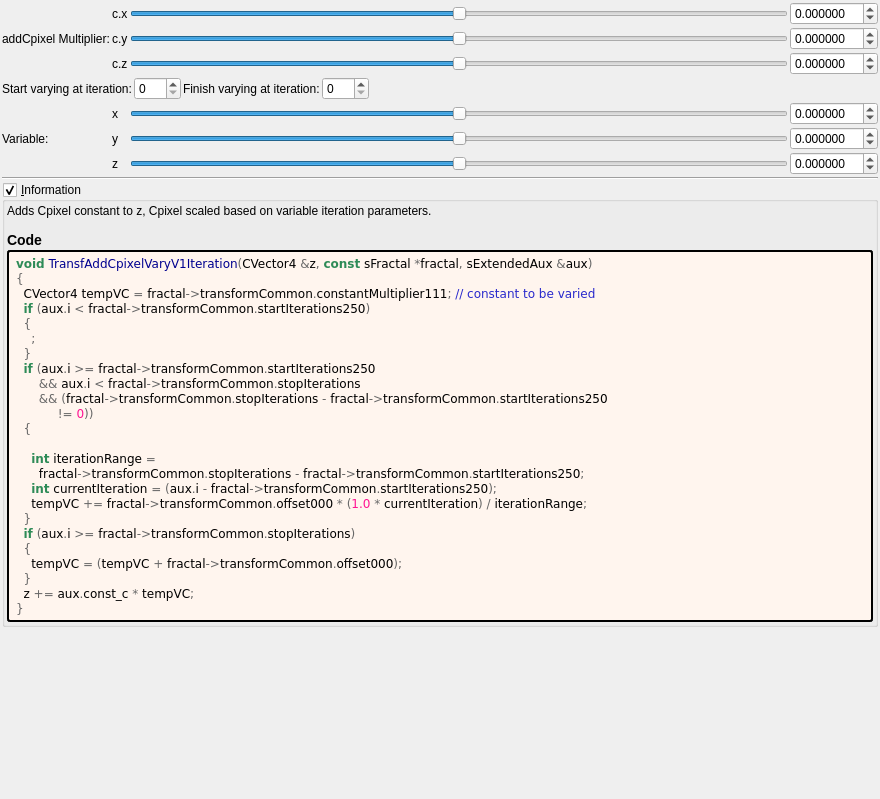
This is mandelbulber2/formula/ui/fractal_transf_add_cpixel_vary_v1.ui in buddhi1980/mandelbulber2 as Qt 5 draws it before an edit. The edited form follows.
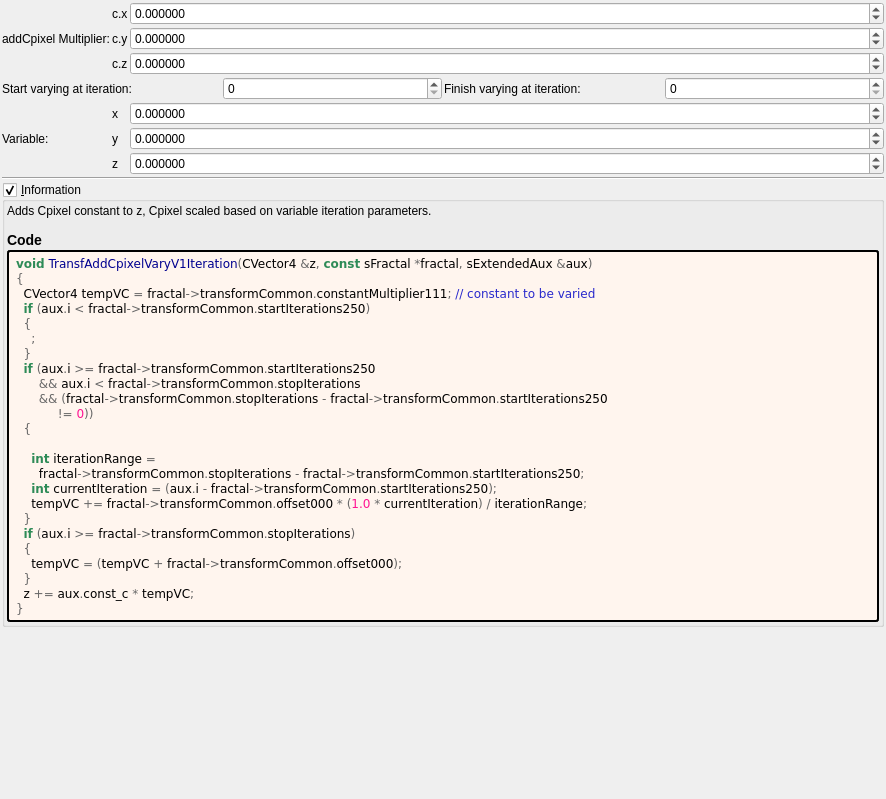
This is the edited form. Custom widgets are drawn as their Qt base class.

Commit message: Cleaned up 18 UIs for fractal transforms

Patch:
```diff
--- a/mandelbulber2/formula/ui/fractal_transf_add_cpixel_vary_v1.ui
+++ b/mandelbulber2/formula/ui/fractal_transf_add_cpixel_vary_v1.ui
@@ -6,7 +6,7 @@
    <rect>
     <x>0</x>
     <y>0</y>
-    <width>880</width>
+    <width>886</width>
     <height>799</height>
    </rect>
   </property>
@@ -30,39 +30,10 @@
     <number>2</number>
    </property>
    <item>
-    <layout class="QGridLayout" name="gridLayout_44">
+    <layout class="QGridLayout" name="gridLayout_44" columnstretch="0,0,1">
      <property name="spacing">
       <number>2</number>
      </property>
-     <item row="4" column="1">
-      <widget class="QLabel" name="label_167">
-       <property name="text">
-        <string notr="true">x</string>
-       </property>
-      </widget>
-     </item>
-     <item row="4" column="2">
-      <widget class="QSlider" name="slider3_transf_offset_000_x">
-       <property name="sizePolicy">
-        <sizepolicy hsizetype="Expanding" vsizetype="Maximum">
-         <horstretch>0</horstretch>
-         <verstretch>0</verstretch>
-        </sizepolicy>
-       </property>
-       <property name="minimum">
-        <number>-5000000</number>
-       </property>
-       <property name="maximum">
-        <number>5000000</number>
-       </property>
-       <property name="singleStep">
-        <number>1</number>
-       </property>
-       <property name="orientation">
-        <enum>Qt::Horizontal</enum>
-       </property>
-      </widget>
-     </item>
      <item row="6" column="1">
       <widget class="QLabel" name="label_161">
        <property name="text">
@@ -70,58 +41,15 @@
        </property>
       </widget>
      </item>
-     <item row="5" column="2">
-      <widget class="QSlider" name="slider3_transf_offset_000_y">
-       <property name="sizePolicy">
-        <sizepolicy hsizetype="Expanding" vsizetype="Maximum">
-         <horstretch>0</horstretch>
-         <verstretch>0</verstretch>
-        </sizepolicy>
+     <item row="2" column="1">
+      <widget class="QLabel" name="label_163">
+       <property name="text">
+        <string notr="true">c.z</string>
        </property>
-       <property name="minimum">
-        <number>-5000000</number>
-       </property>
-       <property name="maximum">
-        <number>5000000</number>
-       </property>
-       <property name="singleStep">
-        <number>1</number>
-       </property>
-       <property name="orientation">
-        <enum>Qt::Horizontal</enum>
-       </property>
       </widget>
      </item>
-     <item row="2" column="3">
-      <widget class="MyDoubleSpinBox" name="spinbox3_transf_constant_multiplier_111_z">
-       <property name="sizePolicy">
-        <sizepolicy hsizetype="Minimum" vsizetype="Maximum">
-         <horstretch>0</horstretch>
-         <verstretch>0</verstretch>
-        </sizepolicy>
-       </property>
-       <property name="prefix">
-        <string/>
-       </property>
-       <property name="suffix">
-        <string/>
-       </property>
-       <property name="decimals">
-        <number>6</number>
-       </property>
-       <property name="minimum">
-        <double>-99.989999999999995</double>
-       </property>
-       <property name="maximum">
-        <double>99.989999999999995</double>
-       </property>
-       <property name="singleStep">
-        <double>0.100000000000000</double>
-       </property>
-      </widget>
-     </item>
-     <item row="5" column="3">
-      <widget class="MyDoubleSpinBox" name="spinbox3_transf_offset_000_y">
+     <item row="1" column="2">
+      <widget class="MyDoubleSpinBox" name="spinbox3_transf_constant_multiplier_111_y">
        <property name="sizePolicy">
         <sizepolicy hsizetype="Minimum" vsizetype="Maximum">
          <horstretch>0</horstretch>
@@ -155,25 +83,108 @@
        </property>
       </widget>
      </item>
-     <item row="6" column="2">
-      <widget class="QSlider" name="slider3_transf_offset_000_z">
+     <item row="5" column="2">
+      <widget class="MyDoubleSpinBox" name="spinbox3_transf_offset_000_y">
        <property name="sizePolicy">
-        <sizepolicy hsizetype="Expanding" vsizetype="Maximum">
+        <sizepolicy hsizetype="Minimum" vsizetype="Maximum">
          <horstretch>0</horstretch>
          <verstretch>0</verstretch>
         </sizepolicy>
        </property>
+       <property name="prefix">
+        <string/>
+       </property>
+       <property name="suffix">
+        <string/>
+       </property>
+       <property name="decimals">
+        <number>6</number>
+       </property>
        <property name="minimum">
-        <number>-5000000</number>
+        <double>-99.989999999999995</double>
        </property>
        <property name="maximum">
-        <number>5000000</number>
+        <double>99.989999999999995</double>
        </property>
        <property name="singleStep">
         <number>1</number>
        </property>
-       <property name="orientation">
-        <enum>Qt::Horizontal</enum>
+      </widget>
+     </item>
+     <item row="5" column="1">
+      <widget class="QLabel" name="label_165">
+       <property name="text">
+        <string notr="true">y</string>
+       </property>
+      </widget>
+     </item>
+     <item row="4" column="2">
+      <widget class="MyDoubleSpinBox" name="spinbox3_transf_offset_000_x">
+       <property name="sizePolicy">
+        <sizepolicy hsizetype="Minimum" vsizetype="Maximum">
+         <horstretch>0</horstretch>
+         <verstretch>0</verstretch>
+        </sizepolicy>
+       </property>
+       <property name="prefix">
+        <string/>
+       </property>
+       <property name="suffix">
+        <string/>
+       </property>
+       <property name="decimals">
+        <number>6</number>
+       </property>
+       <property name="minimum">
+        <double>-99.989999999999995</double>
+       </property>
+       <property name="maximum">
+        <double>99.989999999999995</double>
+       </property>
+       <property name="singleStep">
+        <double>0.100000000000000</double>
+       </property>
+      </widget>
+     </item>
+     <item row="5" column="0">
+      <widget class="QLabel" name="label_166">
+       <property name="text">
+        <string>Variable:</string>
+       </property>
+      </widget>
+     </item>
+     <item row="4" column="1">
+      <widget class="QLabel" name="label_167">
+       <property name="text">
+        <string notr="true">x</string>
+       </property>
+      </widget>
+     </item>
+     <item row="0" column="2">
+      <widget class="MyDoubleSpinBox" name="spinbox3_transf_constant_multiplier_111_x">
+       <property name="sizePolicy">
+        <sizepolicy hsizetype="Minimum" vsizetype="Maximum">
+         <horstretch>0</horstretch>
+         <verstretch>0</verstretch>
+        </sizepolicy>
+       </property>
+       <property name="prefix">
+        <string/>
+       </property>
+       <property name="suffix">
+        <string/>
+       </property>
+       <property name="decimals">
+        <number>6</number>
+       </property>
+       <property name="minimum">
+        <double>-99.989999999999995</double>
+       </property>
+       <property name="maximum">
+        <double>99.989999999999995</double>
+       </property>
+       <property name="singleStep">
+        <double>0.100000000000000</double>
        </property>
       </widget>
      </item>
@@ -184,108 +195,35 @@
        </property>
       </widget>
      </item>
-     <item row="1" column="2">
-      <widget class="QSlider" name="slider3_transf_constant_multiplier_111_y">
-       <property name="sizePolicy">
-        <sizepolicy hsizetype="Expanding" vsizetype="Maximum">
-         <horstretch>0</horstretch>
-         <verstretch>0</verstretch>
-        </sizepolicy>
-       </property>
-       <property name="minimum">
-        <number>-5000000</number>
-       </property>
-       <property name="maximum">
-        <number>5000000</number>
-       </property>
-       <property name="singleStep">
-        <number>1</number>
-       </property>
-       <property name="orientation">
-        <enum>Qt::Horizontal</enum>
-       </property>
-      </widget>
-     </item>
-     <item row="0" column="3">
-      <widget class="MyDoubleSpinBox" name="spinbox3_transf_constant_multiplier_111_x">
-       <property name="sizePolicy">
-        <sizepolicy hsizetype="Minimum" vsizetype="Maximum">
-         <horstretch>0</horstretch>
-         <verstretch>0</verstretch>
-        </sizepolicy>
-       </property>
-       <property name="prefix">
-        <string/>
-       </property>
-       <property name="suffix">
-        <string/>
-       </property>
-       <property name="decimals">
-        <number>6</number>
-       </property>
-       <property name="minimum">
-        <double>-99.989999999999995</double>
-       </property>
-       <property name="maximum">
-        <double>99.989999999999995</double>
-       </property>
-       <property name="singleStep">
-        <double>0.100000000000000</double>
-       </property>
-      </widget>
-     </item>
      <item row="2" column="2">
-      <widget class="QSlider" name="slider3_transf_constant_multiplier_111_z">
+      <widget class="MyDoubleSpinBox" name="spinbox3_transf_constant_multiplier_111_z">
        <property name="sizePolicy">
-        <sizepolicy hsizetype="Expanding" vsizetype="Maximum">
+        <sizepolicy hsizetype="Minimum" vsizetype="Maximum">
          <horstretch>0</horstretch>
          <verstretch>0</verstretch>
         </sizepolicy>
        </property>
-       <property name="minimum">
-        <number>-5000000</number>
+       <property name="prefix">
+        <string/>
        </property>
-       <property name="maximum">
-        <number>5000000</number>
+       <property name="suffix">
+        <string/>
        </property>
-       <property name="singleStep">
-        <number>1</number>
+       <property name="decimals">
+        <number>6</number>
        </property>
-       <property name="orientation">
-        <enum>Qt::Horizontal</enum>
-       </property>
-      </widget>
-     </item>
-     <item row="2" column="1">
-      <widget class="QLabel" name="label_163">
-       <property name="text">
-        <string notr="true">c.z</string>
-       </property>
-      </widget>
-     </item>
-     <item row="0" column="2">
-      <widget class="QSlider" name="slider3_transf_constant_multiplier_111_x">
-       <property name="sizePolicy">
-        <sizepolicy hsizetype="Preferred" vsizetype="Preferred">
-         <horstretch>0</horstretch>
-         <verstretch>0</verstretch>
-        </sizepolicy>
-       </property>
        <property name="minimum">
-        <number>-5000000</number>
+        <double>-99.989999999999995</double>
        </property>
        <property name="maximum">
-        <number>5000000</number>
+        <double>99.989999999999995</double>
        </property>
        <property name="singleStep">
         <number>1</number>
        </property>
-       <property name="orientation">
-        <enum>Qt::Horizontal</enum>
-       </property>
       </widget>
      </item>
-     <item row="6" column="3">
+     <item row="6" column="2">
       <widget class="MyDoubleSpinBox" name="spinbox3_transf_offset_000_z">
        <property name="sizePolicy">
         <sizepolicy hsizetype="Minimum" vsizetype="Maximum">
@@ -313,122 +251,29 @@
        </property>
       </widget>
      </item>
-     <item row="1" column="3">
-      <widget class="MyDoubleSpinBox" name="spinbox3_transf_constant_multiplier_111_y">
-       <property name="sizePolicy">
-        <sizepolicy hsizetype="Minimum" vsizetype="Maximum">
-         <horstretch>0</horstretch>
-         <verstretch>0</verstretch>
-        </sizepolicy>
-       </property>
-       <property name="prefix">
-        <string/>
-       </property>
-       <property name="suffix">
-        <string/>
-       </property>
-       <property name="decimals">
-        <number>6</number>
-       </property>
-       <property name="minimum">
-        <double>-99.989999999999995</double>
-       </property>
-       <property name="maximum">
-        <double>99.989999999999995</double>
-       </property>
-       <property name="singleStep">
-        <double>0.100000000000000</double>
-       </property>
-      </widget>
-     </item>
-     <item row="4" column="3">
-      <widget class="MyDoubleSpinBox" name="spinbox3_transf_offset_000_x">
-       <property name="sizePolicy">
-        <sizepolicy hsizetype="Minimum" vsizetype="Maximum">
-         <horstretch>0</horstretch>
-         <verstretch>0</verstretch>
-        </sizepolicy>
-       </property>
-       <property name="prefix">
-        <string/>
-       </property>
-       <property name="suffix">
-        <string/>
-       </property>
-       <property name="decimals">
-        <number>6</number>
-       </property>
-       <property name="minimum">
-        <double>-99.989999999999995</double>
-       </property>
-       <property name="maximum">
-        <double>99.989999999999995</double>
-       </property>
-       <property name="singleStep">
-        <double>0.100000000000000</double>
-       </property>
-      </widget>
-     </item>
-     <item row="1" column="0">
-      <widget class="QLabel" name="label_164">
-       <property name="text">
-        <string>addCpixel Multiplier:</string>
-       </property>
-      </widget>
-     </item>
-     <item row="5" column="1">
-      <widget class="QLabel" name="label_165">
-       <property name="text">
-        <string notr="true">y</string>
-       </property>
-      </widget>
-     </item>
-     <item row="3" column="0" colspan="4">
+     <item row="3" column="0" colspan="3">
       <layout class="QGridLayout" name="gridLayout_45">
-       <item row="0" column="3">
-        <widget class="MySpinBox" name="spinboxInt_transf_stop_iterations">
-         <property name="sizePolicy">
-          <sizepolicy hsizetype="Minimum" vsizetype="Maximum">
-           <horstretch>0</horstretch>
-           <verstretch>0</verstretch>
-          </sizepolicy>
-         </property>
-         <property name="maximum">
-          <number>999</number>
-         </property>
-        </widget>
-       </item>
-       <item row="0" column="4">
-        <spacer name="horizontalSpacer_24">
-         <property name="orientation">
-          <enum>Qt::Horizontal</enum>
-         </property>
-         <property name="sizeHint" stdset="0">
-          <size>
-           <width>40</width>
-           <height>20</height>
-          </size>
-         </property>
-        </spacer>
-       </item>
-       <item row="0" column="1">
-        <widget class="MySpinBox" name="spinboxInt_transf_start_iterations_250">
-         <property name="sizePolicy">
-          <sizepolicy hsizetype="Minimum" vsizetype="Maximum">
-           <horstretch>0</horstretch>
-           <verstretch>0</verstretch>
-          </sizepolicy>
-         </property>
-         <property name="maximum">
-          <number>999</number>
-         </property>
-        </widget>
-       </item>
        <item row="0" column="2">
         <widget class="QLabel" name="label_169">
          <property name="text">
           <string>Finish varying at iteration:</string>
          </property>
+         <property name="wordWrap">
+          <bool>true</bool>
+         </property>
+        </widget>
+       </item>
+       <item row="0" column="1">
+        <widget class="MySpinBox" name="spinboxInt_transf_start_iterations_250">
+         <property name="sizePolicy">
+          <sizepolicy hsizetype="Minimum" vsizetype="Maximum">
+           <horstretch>0</horstretch>
+           <verstretch>0</verstretch>
+          </sizepolicy>
+         </property>
+         <property name="maximum">
+          <number>999</number>
+         </property>
         </widget>
        </item>
        <item row="0" column="0">
@@ -436,14 +281,33 @@
          <property name="text">
           <string>Start varying at iteration:</string>
          </property>
+         <property name="wordWrap">
+          <bool>true</bool>
+         </property>
+        </widget>
+       </item>
+       <item row="0" column="3">
+        <widget class="MySpinBox" name="spinboxInt_transf_stop_iterations">
+         <property name="sizePolicy">
+          <sizepolicy hsizetype="Minimum" vsizetype="Maximum">
+           <horstretch>0</horstretch>
+           <verstretch>0</verstretch>
+          </sizepolicy>
+         </property>
+         <property name="maximum">
+          <number>999</number>
+         </property>
         </widget>
        </item>
       </layout>
      </item>
-     <item row="5" column="0">
-      <widget class="QLabel" name="label_166">
+     <item row="0" column="0" rowspan="3">
+      <widget class="QLabel" name="label_164">
        <property name="text">
-        <string>Variable:</string>
+        <string>addCpixel Multiplier:</string>
+       </property>
+       <property name="wordWrap">
+        <bool>true</bool>
        </property>
       </widget>
      </item>
```
Left out of the diff: 12 changed lines with no effect on the pictures. The commit also changes 19 other files.
